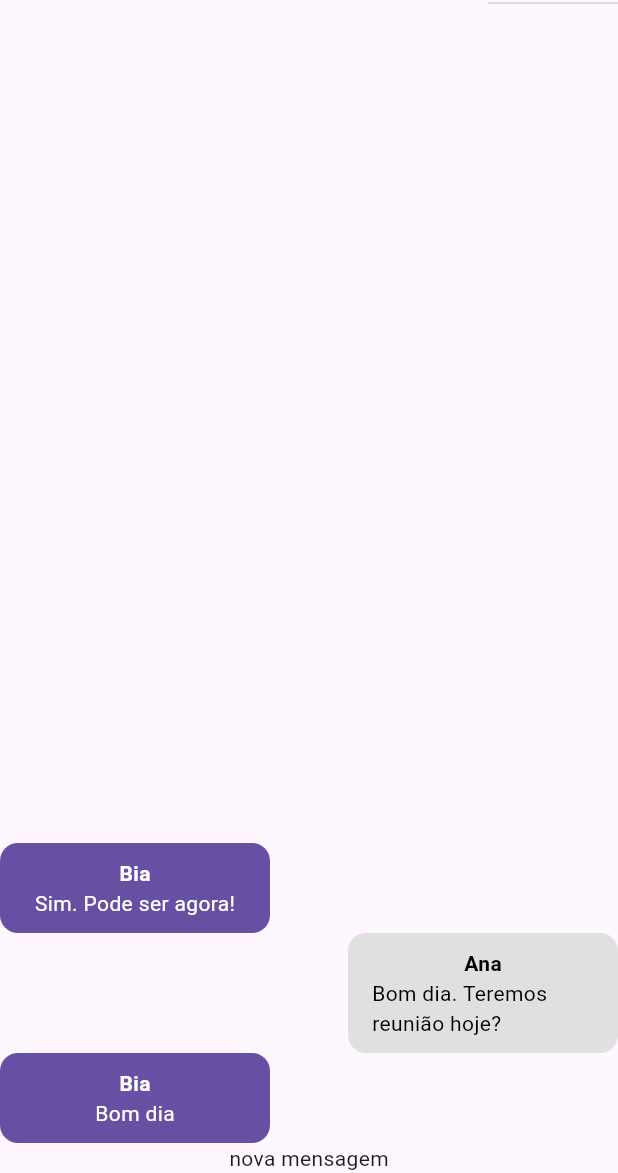
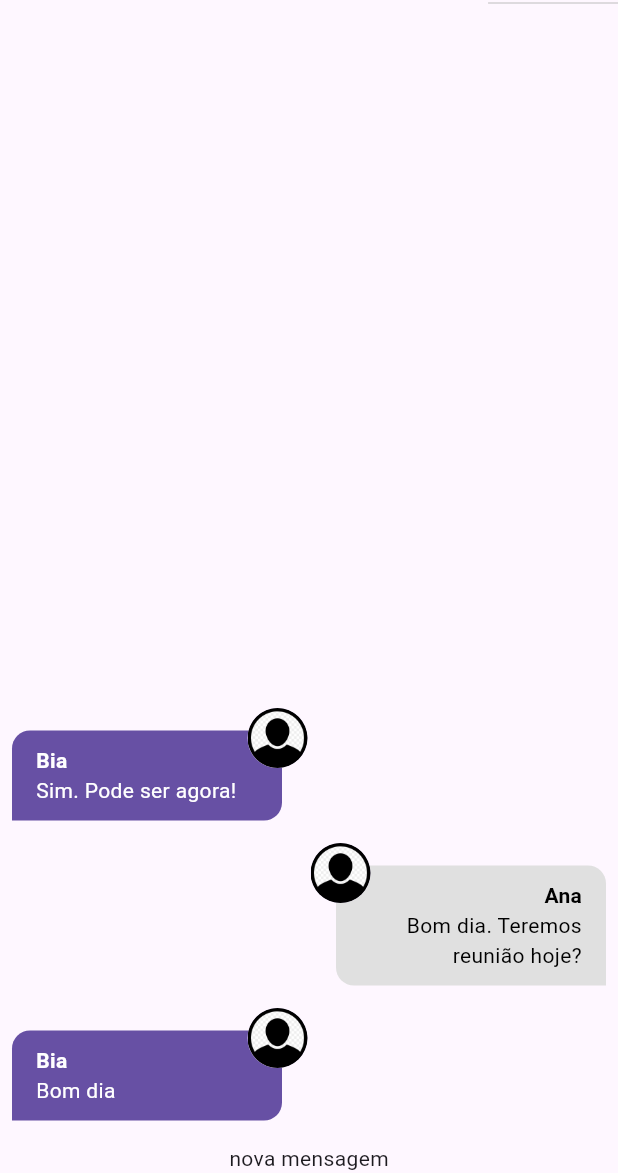
Before and after one commit to WagnerTerry/chat-flutter, a Flutter app: the screen it shows after launch, on a phone screen of 412 x 824 dp, the part 63-1236 px from its top. Run offline on Flutter 3.47's test engine with Material 3 defaults, Android fonts, the phone set to English and light mode, and no system bars; our stand-ins replace image_picker; accounts and stored records are empty.

Commit message:
feat: finalizando componente message Bubble

```diff
--- a/lib/components/message_bubble.dart
+++ b/lib/components/message_bubble.dart
@@ -1,7 +1,10 @@
+import 'dart:io';
+
 import 'package:chat/core/models/chat_message.dart';
 import 'package:flutter/material.dart';
 
 class MessageBubble extends StatelessWidget {
+  static const _defaultImage = 'assets/images/avatar.png';
   final ChatMessage message;
   final bool belongsToCurrentUser;
 
@@ -11,9 +14,28 @@ class MessageBubble extends StatelessWidget {
     super.key,
   });
 
+  Widget _showUserImage(String imageUrl) {
+    ImageProvider? provider;
+    final uri = Uri.parse(imageUrl);
+
+    if (uri.path.contains(_defaultImage)) {
+      provider = const AssetImage(_defaultImage);
+    } else if (uri.scheme.contains('http')) {
+      provider = NetworkImage(uri.toString());
+    } else {
+      provider = FileImage(File(uri.toString()));
+    }
+
+    return CircleAvatar(
+      backgroundImage: provider,
+    );
+  }
+
   @override
   Widget build(BuildContext context) {
-    return Row(
+    return Stack(
+      children: [
+        Row(
           mainAxisAlignment: belongsToCurrentUser
               ? MainAxisAlignment.end
               : MainAxisAlignment.start,
@@ -23,8 +45,15 @@ class MessageBubble extends StatelessWidget {
                 color: belongsToCurrentUser
                     ? Colors.grey.shade300
                     : Theme.of(context).primaryColor,
-            borderRadius: const BorderRadius.all(
-              Radius.circular(12),
+                borderRadius: BorderRadius.only(
+                  topLeft: const Radius.circular(12),
+                  topRight: const Radius.circular(12),
+                  bottomLeft: belongsToCurrentUser
+                      ? const Radius.circular(12)
+                      : const Radius.circular(0),
+                  bottomRight: belongsToCurrentUser
+                      ? const Radius.circular(0)
+                      : const Radius.circular(12),
                 ),
               ),
               width: 180,
@@ -32,7 +61,11 @@ class MessageBubble extends StatelessWidget {
                 vertical: 10,
                 horizontal: 16,
               ),
+              margin: const EdgeInsets.symmetric(vertical: 15, horizontal: 8),
               child: Column(
+                crossAxisAlignment: belongsToCurrentUser
+                    ? CrossAxisAlignment.end
+                    : CrossAxisAlignment.start,
                 children: [
                   Text(
                     message.userName,
@@ -43,6 +76,8 @@ class MessageBubble extends StatelessWidget {
                   ),
                   Text(
                     message.text,
+                    textAlign:
+                        belongsToCurrentUser ? TextAlign.right : TextAlign.left,
                     style: TextStyle(
                       color: belongsToCurrentUser ? Colors.black : Colors.white,
                     ),
@@ -51,6 +86,14 @@ class MessageBubble extends StatelessWidget {
               ),
             ),
           ],
+        ),
+        Positioned(
+          top: 0,
+          left: belongsToCurrentUser ? null : 165,
+          right: belongsToCurrentUser ? 165 : null,
+          child: _showUserImage(message.userImageURL),
+        ),
+      ],
     );
   }
 }
```
Lines whose indentation alone changed are shown as unchanged.
